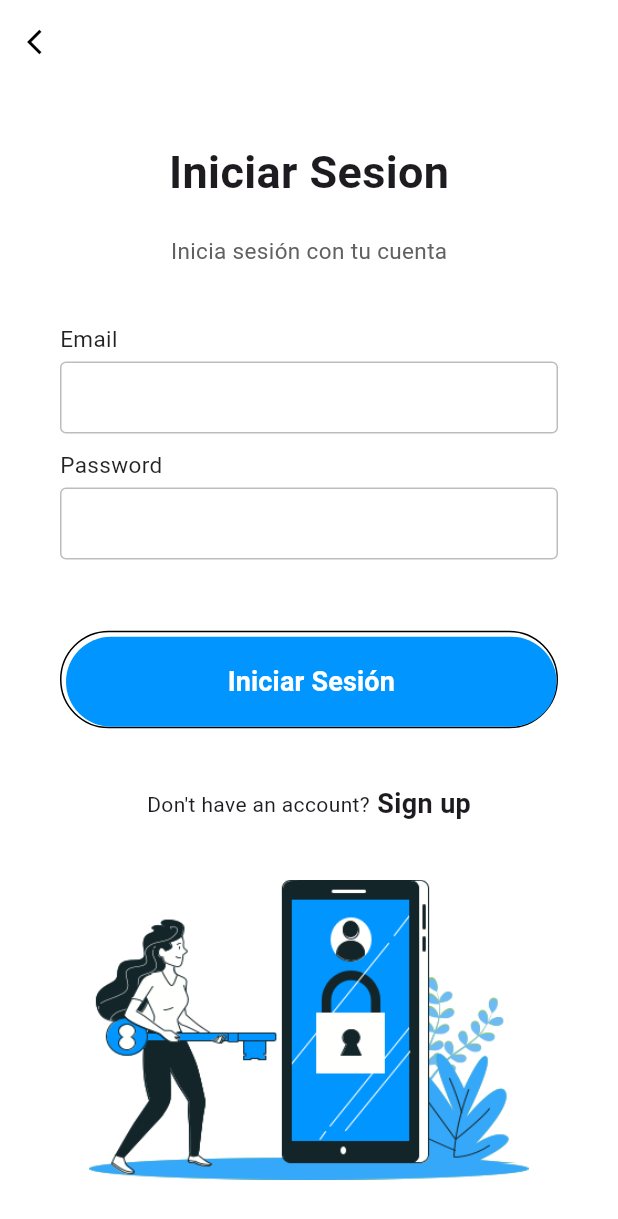
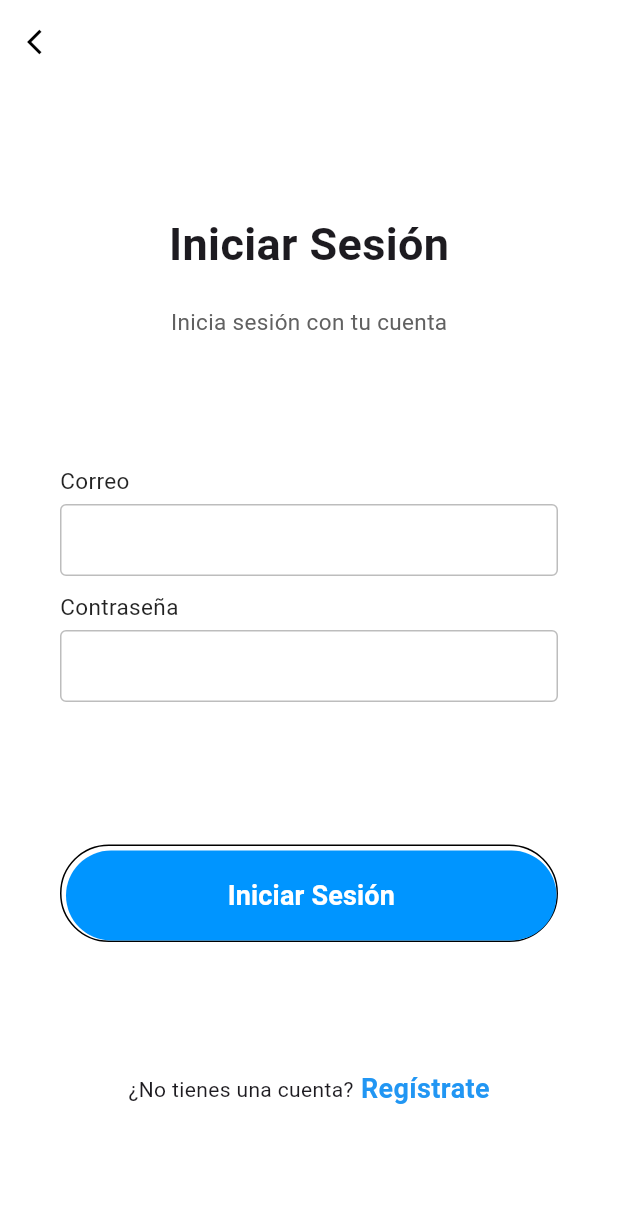
Before and after one commit to AlexMunive21/hotelACJ, a Flutter app: the LoginPage screen opened directly, on a phone screen of 412 x 824 dp. Shown: the top 1219 px of the screen. Run offline on Flutter 3.47's test engine with Material 3 defaults, Android fonts, the light colour scheme and no system bars.

Commit message:
V2
Archivos de aplicacion

```diff
--- a/lib/login.dart
+++ b/lib/login.dart
@@ -1,5 +1,7 @@
 import 'package:flutter/material.dart';
 import 'package:flutter/services.dart';
+import 'package:principal/signup.dart';
+import 'home_screen.dart';
 
 class LoginPage extends StatelessWidget {
   @override
@@ -35,25 +37,23 @@ class LoginPage extends StatelessWidget {
                   Column(
                     children: <Widget>[
                       Text(
-                      "Iniciar Sesion",
-                      style:
-                          TextStyle(fontSize: 30, fontWeight: FontWeight.bold),
+                        "Iniciar Sesión",
+                        style: TextStyle(
+                            fontSize: 30, fontWeight: FontWeight.bold),
                       ),
-                    SizedBox(
-                      height: 20,
-                    ),
+                      SizedBox(height: 20),
                       Text(
                         "Inicia sesión con tu cuenta",
                         style: TextStyle(fontSize: 15, color: Colors.grey[700]),
-                    )
+                      ),
                     ],
                   ),
                   Padding(
                     padding: EdgeInsets.symmetric(horizontal: 40),
                     child: Column(
                       children: <Widget>[
-                      inputFile(label: "Email"),
-                      inputFile(label: "Password", obscureText: true)
+                        inputFile(label: "Correo"),
+                        inputFile(label: "Contraseña", obscureText: true),
                       ],
                     ),
                   ),
@@ -63,16 +63,22 @@ class LoginPage extends StatelessWidget {
                       padding: EdgeInsets.only(top: 3, left: 3),
                       decoration: BoxDecoration(
                         borderRadius: BorderRadius.circular(50),
-                        border: Border(
-                          bottom: BorderSide(color: Colors.black),
-                          top: BorderSide(color: Colors.black),
-                          left: BorderSide(color: Colors.black),
-                          right: BorderSide(color: Colors.black),
-                        )),
+                        border: Border.all(color: Colors.black),
+                      ),
                       child: MaterialButton(
                         minWidth: double.infinity,
                         height: 60,
-                      onPressed: () {},
+                        onPressed: () {
+                          Navigator.pushReplacement(
+                            context,
+                            MaterialPageRoute(
+                              builder: (context) => HomeScreen(
+                                toggleDarkMode: (bool value) {},
+                                isDarkMode: false,
+                              ),
+                            ),
+                          );
+                        },
                         color: Color(0xff0095FF),
                         elevation: 0,
                         shape: RoundedRectangleBorder(
@@ -92,27 +98,29 @@ class LoginPage extends StatelessWidget {
                   Row(
                     mainAxisAlignment: MainAxisAlignment.center,
                     children: <Widget>[
-                    Text("Don't have an account?"),
-                    Text(
-                      " Sign up",
+                      Text("¿No tienes una cuenta?"),
+                      GestureDetector(
+                        onTap: () {
+                          Navigator.push(
+                            context,
+                            MaterialPageRoute(
+                                builder: (context) => SignupPage()),
+                          );
+                        },
+                        child: Text(
+                          " Regístrate",
                           style: TextStyle(
                             fontWeight: FontWeight.w600,
                             fontSize: 18,
+                            color: Colors.blue,
                           ),
-                    )
+                        ),
+                      ),
                     ],
                   ),
-                Container(
-                  padding: EdgeInsets.only(top: 100),
-                  height: 200,
-                  decoration: BoxDecoration(
-                    image: DecorationImage(
-                        image: AssetImage("assets/background.png"),
-                        fit: BoxFit.fitHeight),
+                ],
               ),
-                )
-              ],
-            ))
+            ),
           ],
         ),
       ),
@@ -120,8 +128,7 @@ class LoginPage extends StatelessWidget {
   }
 }
 
-// we will be creating a widget for text field
-Widget inputFile({label, obscureText = false}) {
+Widget inputFile({required String label, bool obscureText = false}) {
   return Column(
     crossAxisAlignment: CrossAxisAlignment.start,
     children: <Widget>[
@@ -130,9 +137,7 @@ Widget inputFile({label, obscureText = false}) {
         style: TextStyle(
             fontSize: 15, fontWeight: FontWeight.w400, color: Colors.black87),
       ),
-      SizedBox(
-        height: 5,
-      ),
+      SizedBox(height: 5),
       TextField(
         obscureText: obscureText,
         decoration: InputDecoration(
@@ -141,11 +146,11 @@ Widget inputFile({label, obscureText = false}) {
             borderSide: BorderSide(color: Colors.grey.shade400),
           ),
           border: OutlineInputBorder(
-                borderSide: BorderSide(color: Colors.grey.shade400))),
+            borderSide: BorderSide(color: Colors.grey.shade400),
           ),
-      SizedBox(
-        height: 10,
-      )
+        ),
+      ),
+      SizedBox(height: 10),
     ],
   );
 }
--- a/lib/signup.dart
+++ b/lib/signup.dart
@@ -1,5 +1,6 @@
 import 'package:flutter/material.dart';
 import 'package:flutter/services.dart';
+import 'home_screen.dart';
 
 class SignupPage extends StatelessWidget {
   @override
@@ -33,7 +34,7 @@ class SignupPage extends StatelessWidget {
               Column(
                 children: <Widget>[
                   Text(
-                    "Sign up",
+                    "Registrate",
                     style: TextStyle(
                       fontSize: 30,
                       fontWeight: FontWeight.bold,
@@ -43,17 +44,17 @@ class SignupPage extends StatelessWidget {
                     height: 20,
                   ),
                   Text(
-                    "Create an account, It's free ",
+                    "Create una cuenta. Es gratis",
                     style: TextStyle(fontSize: 15, color: Colors.grey[700]),
                   )
                 ],
               ),
               Column(
                 children: <Widget>[
-                  inputFile(label: "Username"),
-                  inputFile(label: "Email"),
-                  inputFile(label: "Password", obscureText: true),
-                  inputFile(label: "Confirm Password ", obscureText: true),
+                  inputFile(label: "Nombre"),
+                  inputFile(label: "Correo"),
+                  inputFile(label: "Contraseña", obscureText: true),
+                  inputFile(label: "Confirmar Contraseña", obscureText: true),
                 ],
               ),
               Container(
@@ -69,14 +70,24 @@ class SignupPage extends StatelessWidget {
                 child: MaterialButton(
                   minWidth: double.infinity,
                   height: 60,
-                  onPressed: () {},
+                  onPressed: () {
+                    Navigator.pushReplacement(
+                      context,
+                      MaterialPageRoute(
+                        builder: (context) => HomeScreen(
+                          toggleDarkMode: (value) {},
+                          isDarkMode: false,
+                        ),
+                      ),
+                    );
+                  },
                   color: Color(0xff0095FF),
                   elevation: 0,
                   shape: RoundedRectangleBorder(
                     borderRadius: BorderRadius.circular(50),
                   ),
                   child: Text(
-                    "Sign up",
+                    "Registate",
                     style: TextStyle(
                       fontWeight: FontWeight.w600,
                       fontSize: 18,
@@ -88,10 +99,19 @@ class SignupPage extends StatelessWidget {
               Row(
                 mainAxisAlignment: MainAxisAlignment.center,
                 children: <Widget>[
-                  Text("Already have an account?"),
-                  Text(
-                    " Login",
-                    style: TextStyle(fontWeight: FontWeight.w600, fontSize: 18),
+                  Text("¿Ya tienes una cuenta?"),
+                  GestureDetector(
+                    onTap: () {
+                      Navigator.pop(context);
+                    },
+                    child: Text(
+                      " Iniciar Sesión",
+                      style: TextStyle(
+                        fontWeight: FontWeight.w600,
+                        fontSize: 18,
+                        color: Colors.blue,
+                      ),
+                    ),
                   )
                 ],
               )
@@ -103,7 +123,6 @@ class SignupPage extends StatelessWidget {
   }
 }
 
-// we will be creating a widget for text field
 Widget inputFile({label, obscureText = false}) {
   return Column(
     crossAxisAlignment: CrossAxisAlignment.start,
```
Also changed, not shown: lib/actividades_screen.dart (added, +94 -0 lines), lib/eventos_screen.dart (added, +94 -0 lines), lib/habitacion_screen.dart (added, +94 -0 lines), lib/home_screen.dart (added, +142 -0 lines), lib/main.dart (+30 -25 lines), lib/user_screen.dart (added, +38 -0 lines). Lines whose indentation alone changed are shown as unchanged.
